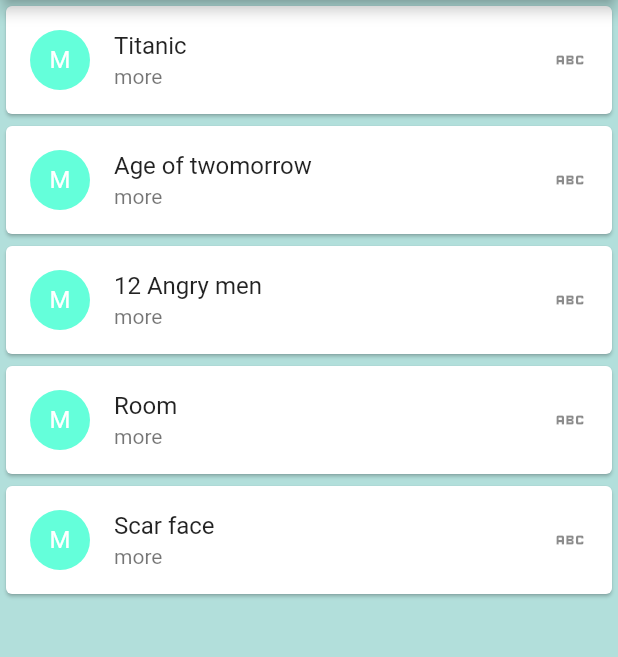
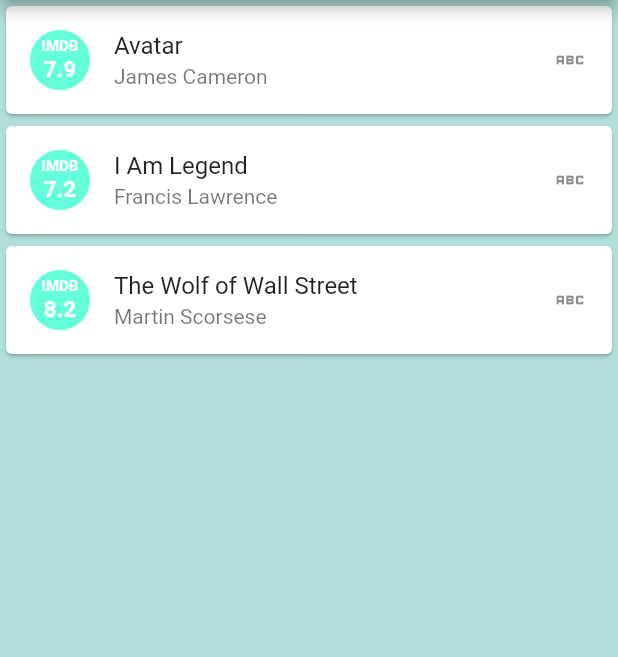
Before and after one commit to mahdiyarz/movie_app, a Flutter app: the screen it shows after launch, on a phone screen of 412 x 824 dp, the part 84-741 px from its top. Run offline on Flutter 3.47's test engine with Material 2 defaults, Android fonts, the phone set to English and light mode, and no system bars.

Commit message:
First theme finished

```diff
--- a/lib/model/movie_model.dart
+++ b/lib/model/movie_model.dart
@@ -1,36 +1,4 @@
 class MovieList {
-  static List<MovieList> getMovieList() => [
-        MovieList(
-          "Avatar",
-          "2009",
-          "PG-13",
-          "18 Dec 2009",
-          "162 min",
-          "Action, Adventure, Fantasy",
-          "James Cameron",
-          "James Cameron",
-          "Sam Worthington, Zoe Saldana, Sigourney Weaver, Stephen Lang",
-          "A paraplegic marine dispatched to the moon Pandora on a unique mission becomes torn between following his orders and protecting the world he feels is his home.",
-          "English, Spanish",
-          "USA, UK",
-          "Won 3 Oscars. Another 80 wins & 121 nominations.",
-          "http://ia.media-imdb.com/images/M/MV5BMTYwOTEwNjAzMl5BMl5BanBnXkFtZTcwODc5MTUwMw@@._V1_SX300.jpg",
-          "83",
-          "7.9",
-          "890,617",
-          "tt0499549",
-          "movie",
-          "True",
-          [
-            "https://images-na.ssl-images-amazon.com/images/M/MV5BMjEyOTYyMzUxNl5BMl5BanBnXkFtZTcwNTg0MTUzNA@@._V1_SX1500_CR0,0,1500,999_AL_.jpg",
-            "https://images-na.ssl-images-amazon.com/images/M/MV5BNzM2MDk3MTcyMV5BMl5BanBnXkFtZTcwNjg0MTUzNA@@._V1_SX1777_CR0,0,1777,999_AL_.jpg",
-            "https://images-na.ssl-images-amazon.com/images/M/MV5BMTY2ODQ3NjMyMl5BMl5BanBnXkFtZTcwODg0MTUzNA@@._V1_SX1777_CR0,0,1777,999_AL_.jpg",
-            "https://images-na.ssl-images-amazon.com/images/M/MV5BMTMxOTEwNDcxN15BMl5BanBnXkFtZTcwOTg0MTUzNA@@._V1_SX1777_CR0,0,1777,999_AL_.jpg",
-            "https://images-na.ssl-images-amazon.com/images/M/MV5BMTYxMDg1Nzk1MV5BMl5BanBnXkFtZTcwMDk0MTUzNA@@._V1_SX1500_CR0,0,1500,999_AL_.jpg"
-          ],
-        ),
-      ];
-
   String title;
   String year;
   String rated;
@@ -75,4 +43,93 @@ class MovieList {
       this.type,
       this.response,
       this.images);
+
+  static List<MovieList> getMovieList() => [
+        MovieList(
+          "Avatar",
+          "2009",
+          "PG-13",
+          "18 Dec 2009",
+          "162 min",
+          "Action, Adventure, Fantasy",
+          "James Cameron",
+          "James Cameron",
+          "Sam Worthington, Zoe Saldana, Sigourney Weaver, Stephen Lang",
+          "A paraplegic marine dispatched to the moon Pandora on a unique mission becomes torn between following his orders and protecting the world he feels is his home.",
+          "English, Spanish",
+          "USA, UK",
+          "Won 3 Oscars. Another 80 wins & 121 nominations.",
+          "http://ia.media-imdb.com/images/M/MV5BMTYwOTEwNjAzMl5BMl5BanBnXkFtZTcwODc5MTUwMw@@._V1_SX300.jpg",
+          "83",
+          "7.9",
+          "890,617",
+          "tt0499549",
+          "movie",
+          "True",
+          [
+            "https://images-na.ssl-images-amazon.com/images/M/MV5BMjEyOTYyMzUxNl5BMl5BanBnXkFtZTcwNTg0MTUzNA@@._V1_SX1500_CR0,0,1500,999_AL_.jpg",
+            "https://images-na.ssl-images-amazon.com/images/M/MV5BNzM2MDk3MTcyMV5BMl5BanBnXkFtZTcwNjg0MTUzNA@@._V1_SX1777_CR0,0,1777,999_AL_.jpg",
+            "https://images-na.ssl-images-amazon.com/images/M/MV5BMTY2ODQ3NjMyMl5BMl5BanBnXkFtZTcwODg0MTUzNA@@._V1_SX1777_CR0,0,1777,999_AL_.jpg",
+            "https://images-na.ssl-images-amazon.com/images/M/MV5BMTMxOTEwNDcxN15BMl5BanBnXkFtZTcwOTg0MTUzNA@@._V1_SX1777_CR0,0,1777,999_AL_.jpg",
+            "https://images-na.ssl-images-amazon.com/images/M/MV5BMTYxMDg1Nzk1MV5BMl5BanBnXkFtZTcwMDk0MTUzNA@@._V1_SX1500_CR0,0,1500,999_AL_.jpg"
+          ],
+        ),
+        MovieList(
+          "I Am Legend",
+          "2007",
+          "PG-13",
+          "14 Dec 2007",
+          "101 min",
+          "Drama, Horror, Sci-Fi",
+          "Francis Lawrence",
+          "Mark Protosevich (screenplay), Akiva Goldsman (screenplay), Richard Matheson (novel), John William Corrington, Joyce Hooper Corrington",
+          "Will Smith, Alice Braga, Charlie Tahan, Salli Richardson-Whitfield",
+          "Years after a plague kills most of humanity and transforms the rest into monsters, the sole survivor in New York City struggles valiantly to find a cure.",
+          "English",
+          "USA",
+          "9 wins & 21 nominations.",
+          "http://ia.media-imdb.com/images/M/MV5BMTU4NzMyNDk1OV5BMl5BanBnXkFtZTcwOTEwMzU1MQ@@._V1_SX300.jpg",
+          "65",
+          "7.2",
+          "533,874",
+          "tt0480249",
+          "movie",
+          "True",
+          [
+            "https://images-na.ssl-images-amazon.com/images/M/MV5BMTI0NTI4NjE3NV5BMl5BanBnXkFtZTYwMDA0Nzc4._V1_.jpg",
+            "https://images-na.ssl-images-amazon.com/images/M/MV5BMTIwMDg2MDU4M15BMl5BanBnXkFtZTYwMTA0Nzc4._V1_.jpg",
+            "https://images-na.ssl-images-amazon.com/images/M/MV5BMTc5MDM1OTU5OV5BMl5BanBnXkFtZTYwMjA0Nzc4._V1_.jpg",
+            "https://images-na.ssl-images-amazon.com/images/M/MV5BMTA0MTI2NjMzMzFeQTJeQWpwZ15BbWU2MDMwNDc3OA@@._V1_.jpg"
+          ],
+        ),
+        MovieList(
+          "The Wolf of Wall Street",
+          "2013",
+          "R",
+          "25 Dec 2013",
+          "180 min",
+          "Biography, Comedy, Crime",
+          "Martin Scorsese",
+          "Terence Winter (screenplay), Jordan Belfort (book)",
+          "Leonardo DiCaprio, Jonah Hill, Margot Robbie, Matthew McConaughey",
+          "Based on the true story of Jordan Belfort, from his rise to a wealthy stock-broker living the high life to his fall involving crime, corruption and the federal government.",
+          "English, French",
+          "USA",
+          "Nominated for 5 Oscars. Another 35 wins & 154 nominations.",
+          "http://ia.media-imdb.com/images/M/MV5BMjIxMjgxNTk0MF5BMl5BanBnXkFtZTgwNjIyOTg2MDE@._V1_SX300.jpg",
+          "75",
+          "8.2",
+          "786,985",
+          "tt0993846",
+          "movie",
+          "True",
+          [
+            "https://images-na.ssl-images-amazon.com/images/M/MV5BNDIwMDIxNzk3Ml5BMl5BanBnXkFtZTgwMTg0MzQ4MDE@._V1_SX1500_CR0,0,1500,999_AL_.jpg",
+            "https://images-na.ssl-images-amazon.com/images/M/MV5BMTc0NzAxODAyMl5BMl5BanBnXkFtZTgwMDg0MzQ4MDE@._V1_SX1500_CR0,0,1500,999_AL_.jpg",
+            "https://images-na.ssl-images-amazon.com/images/M/MV5BMTExMDk1MDE4NzVeQTJeQWpwZ15BbWU4MDM4NDM0ODAx._V1_SX1500_CR0,0,1500,999_AL_.jpg",
+            "https://images-na.ssl-images-amazon.com/images/M/MV5BMTg3MTY4NDk4Nl5BMl5BanBnXkFtZTgwNjc0MzQ4MDE@._V1_SX1500_CR0,0,1500,999_AL_.jpg",
+            "https://images-na.ssl-images-amazon.com/images/M/MV5BMTgzMTg4MDI0Ml5BMl5BanBnXkFtZTgwOTY0MzQ4MDE@._V1_SY1000_CR0,0,1553,1000_AL_.jpg"
+          ],
+        ),
+      ];
 }
--- a/lib/ui/home.dart
+++ b/lib/ui/home.dart
@@ -1,10 +1,13 @@
 import 'package:flutter/material.dart';
+import '../model/movie_model.dart';
 
 class Movie extends StatelessWidget {
   const Movie({Key? key}) : super(key: key);
 
   @override
   Widget build(BuildContext context) {
+    List<MovieList> myMovies = MovieList.getMovieList();
+
     List movies = [
       "Titanic",
       "Age of twomorrow",
@@ -20,26 +23,43 @@ class Movie extends StatelessWidget {
       ),
       backgroundColor: Colors.teal[100],
       body: ListView.builder(
-        itemCount: movies.length,
+        itemCount: myMovies.length,
         itemBuilder: (BuildContext context, int index) {
           return Card(
             child: ListTile(
-              leading: const CircleAvatar(
+              leading: CircleAvatar(
                 backgroundColor: Colors.tealAccent,
-                child: Text(
-                  "M",
-                  style: TextStyle(color: Colors.white),
+                child: Column(
+                  mainAxisAlignment: MainAxisAlignment.center,
+                  children: [
+                    const Text(
+                      "IMDB",
+                      style: TextStyle(
+                        color: Colors.white,
+                        fontSize: 10,
+                        fontWeight: FontWeight.bold,
+                      ),
+                    ),
+                    Text(
+                      myMovies[index].imdbRating,
+                      style: const TextStyle(
+                        color: Colors.white,
+                        fontSize: 15,
+                        fontWeight: FontWeight.bold,
+                      ),
+                    ),
+                  ],
                 ),
               ),
               trailing: const Icon(Icons.abc),
-              subtitle: const Text("more"),
-              title: Text(movies[index]),
+              subtitle: Text(myMovies[index].director),
+              title: Text(myMovies[index].title),
               onTap: () {
                 Navigator.push(
                   context,
                   MaterialPageRoute(
                     builder: (context) {
-                      return MovieDetails(movieName: movies[index]);
+                      return MovieDetails(movieName: myMovies[index].title);
                     },
                   ),
                 );
```
